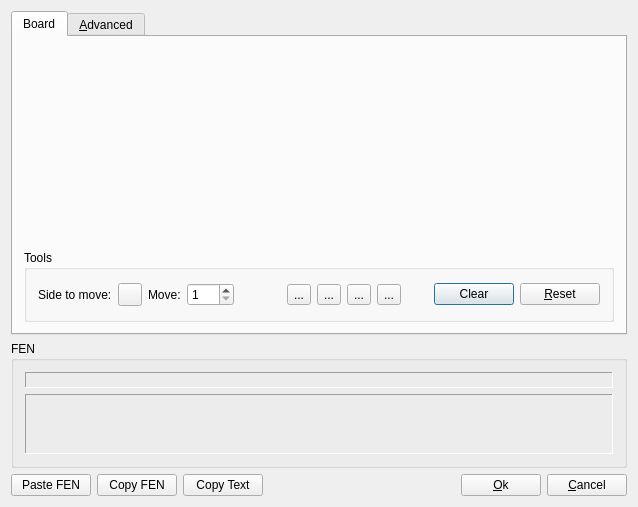
Above: src/gui/boardsetup.ui from madnight/chessx before the change. Below: the same form after it.
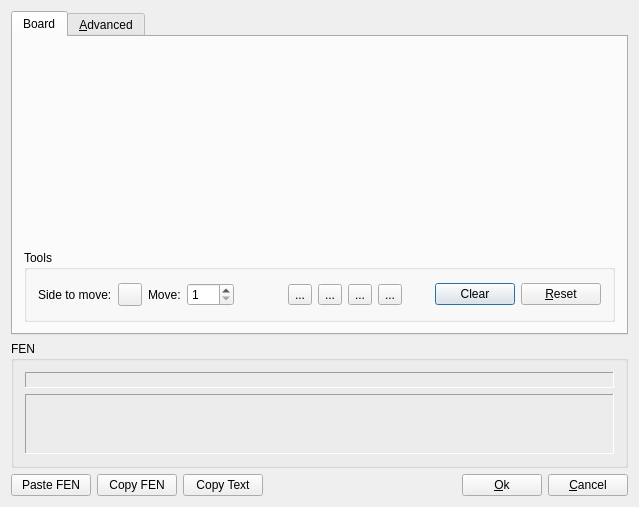
That is the form after the change. Icons and pictures are not drawn. Custom widgets are drawn as their Qt base class.

Commit message: Changed flip Icon consistent with main GUI

```diff
--- a/src/gui/boardsetup.ui
+++ b/src/gui/boardsetup.ui
@@ -6,7 +6,7 @@
    <rect>
     <x>0</x>
     <y>0</y>
-    <width>638</width>
+    <width>639</width>
     <height>507</height>
    </rect>
   </property>
```
Left out of the diff: 2 changed lines with no effect on the pictures.
